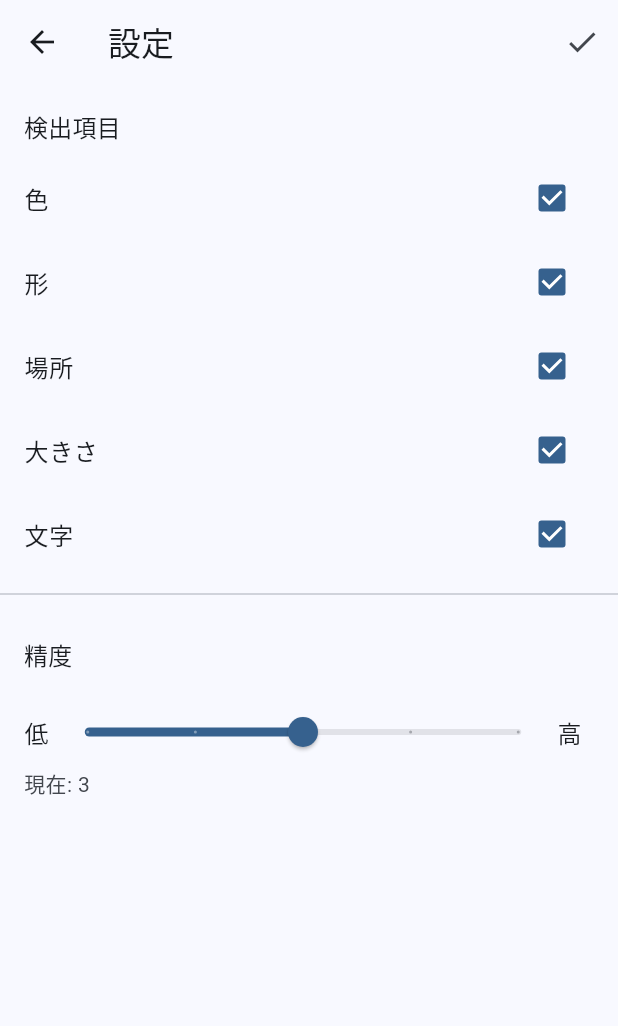
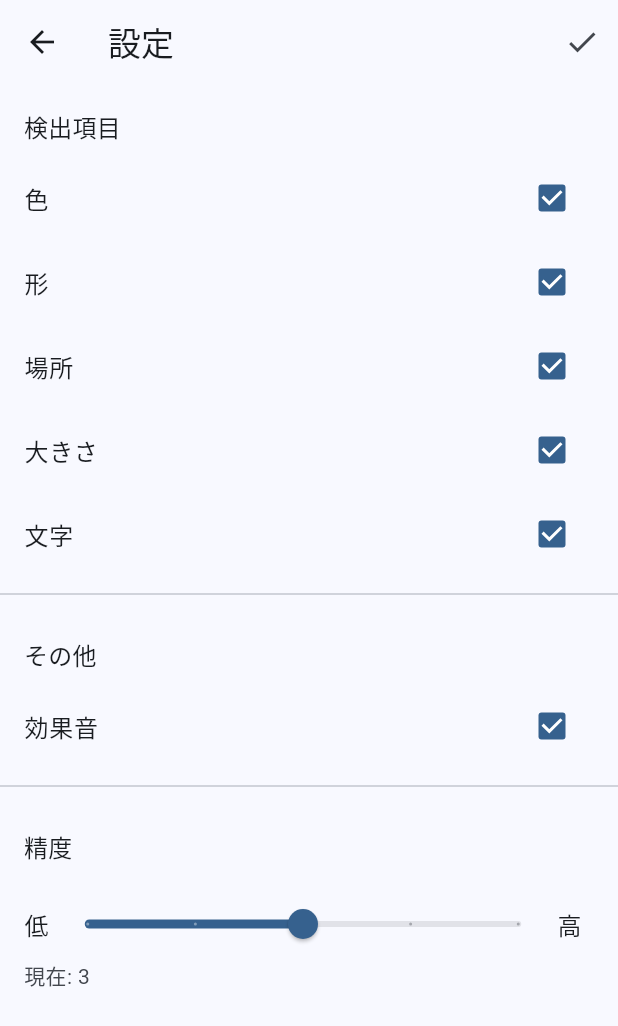
Before and after one commit to mina-ima/diffapp, a Flutter app: the screen it shows after launch, after a tap on the "settings" icon, on a phone screen of 412 x 824 dp. Shown: the top 1026 px of the screen. Run offline on Flutter 3.47's test engine with Material 3 defaults, Android fonts, the light colour scheme and no system bars.

Commit message:
設定: 効果音ON/OFFを追加。OFF時は検出開始/再比較で効果音を鳴らさないようにし、結合テストを追加

```diff
--- a/diffapp/lib/main.dart
+++ b/diffapp/lib/main.dart
@@ -108,7 +108,7 @@ class _HomePageState extends State<HomePage> {
             ),
             const SizedBox(height: 8),
             Text(
-              '現在の設定: 精度${_settings.precision} / 色:${_settings.detectColor} 形:${_settings.detectShape} 場所:${_settings.detectPosition} 大きさ:${_settings.detectSize} 文字:${_settings.detectText}',
+              '現在の設定: 精度${_settings.precision} / 色:${_settings.detectColor} 形:${_settings.detectShape} 場所:${_settings.detectPosition} 大きさ:${_settings.detectSize} 文字:${_settings.detectText} 音:${_settings.enableSound}',
             ),
           ],
         ),
@@ -128,6 +128,7 @@ class _HomePageState extends State<HomePage> {
         builder: (_) => ComparePage(
           left: _leftImage!,
           right: _rightImage!,
+          enableSound: _settings.enableSound,
         ),
       ),
     );
--- a/diffapp/lib/screens/settings_page.dart
+++ b/diffapp/lib/screens/settings_page.dart
@@ -25,6 +25,7 @@ class _SettingsPageState extends State<SettingsPage> {
     bool? position,
     bool? size,
     bool? text,
+    bool? sound,
     int? precision,
   }) {
     setState(() {
@@ -34,6 +35,7 @@ class _SettingsPageState extends State<SettingsPage> {
         detectPosition: position,
         detectSize: size,
         detectText: text,
+        enableSound: sound,
         precision: precision,
       );
     });
@@ -82,6 +84,13 @@ class _SettingsPageState extends State<SettingsPage> {
             onChanged: (bool? v) => _update(text: v ?? _settings.detectText),
           ),
           const Divider(height: 24),
+          const _SectionTitle('その他'),
+          CheckboxListTile(
+            title: const Text('効果音'),
+            value: _settings.enableSound,
+            onChanged: (bool? v) => _update(sound: v ?? _settings.enableSound),
+          ),
+          const Divider(height: 24),
           const _SectionTitle('精度'),
           ListTile(
             title: Row(
--- a/diffapp/lib/settings.dart
+++ b/diffapp/lib/settings.dart
@@ -10,6 +10,7 @@ class Settings {
   final bool detectPosition;
   final bool detectSize;
   final bool detectText;
+  final bool enableSound;
   final int precision; // 1..5
 
   const Settings({
@@ -18,6 +19,7 @@ class Settings {
     required this.detectPosition,
     required this.detectSize,
     required this.detectText,
+    required this.enableSound,
     required this.precision,
   }) : assert(
           precision >= minPrecision && precision <= maxPrecision,
@@ -30,6 +32,7 @@ class Settings {
         detectPosition: true,
         detectSize: true,
         detectText: true,
+        enableSound: true,
         precision: defaultPrecision,
       );
 
@@ -39,6 +42,7 @@ class Settings {
     bool? detectPosition,
     bool? detectSize,
     bool? detectText,
+    bool? enableSound,
     int? precision,
   }) {
     final nextPrecision = precision ?? this.precision;
@@ -53,6 +57,7 @@ class Settings {
       detectPosition: detectPosition ?? this.detectPosition,
       detectSize: detectSize ?? this.detectSize,
       detectText: detectText ?? this.detectText,
+      enableSound: enableSound ?? this.enableSound,
       precision: nextPrecision,
     );
   }
@@ -63,6 +68,7 @@ class Settings {
         'detectPosition': detectPosition,
         'detectSize': detectSize,
         'detectText': detectText,
+        'enableSound': enableSound,
         'precision': precision,
       };
 
@@ -90,6 +96,7 @@ class Settings {
       detectPosition: readBool('detectPosition', base.detectPosition),
       detectSize: readBool('detectSize', base.detectSize),
       detectText: readBool('detectText', base.detectText),
+      enableSound: readBool('enableSound', base.enableSound),
       precision: nextPrecision,
     );
   }
@@ -110,6 +117,7 @@ class Settings {
       other.detectPosition == detectPosition &&
       other.detectSize == detectSize &&
       other.detectText == detectText &&
+      other.enableSound == enableSound &&
       other.precision == precision;
 
   @override
@@ -119,10 +127,11 @@ class Settings {
         detectPosition,
         detectSize,
         detectText,
+        enableSound,
         precision,
       );
 
   @override
   String toString() =>
-      'Settings(color:$detectColor, shape:$detectShape, pos:$detectPosition, size:$detectSize, text:$detectText, precision:$precision)';
+      'Settings(color:$detectColor, shape:$detectShape, pos:$detectPosition, size:$detectSize, text:$detectText, sound:$enableSound, precision:$precision)';
 }
```
Also changed, not shown: diffapp/lib/screens/compare_page.dart (+8 -2 lines), 1 other file.
